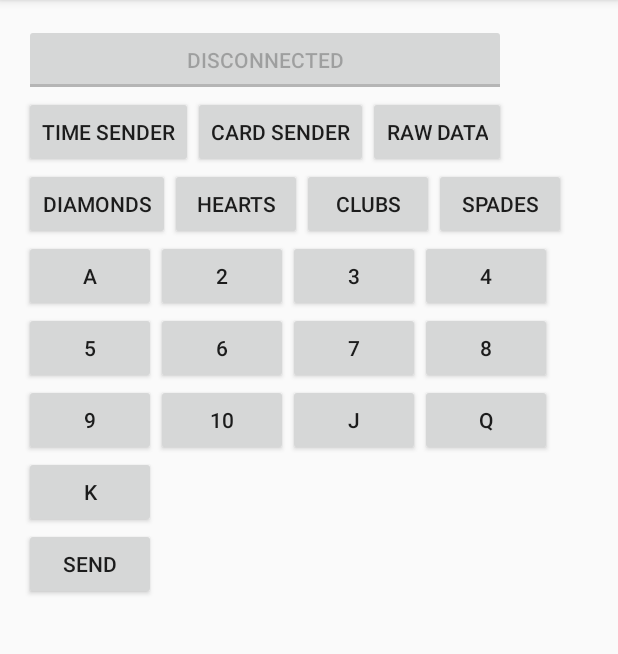
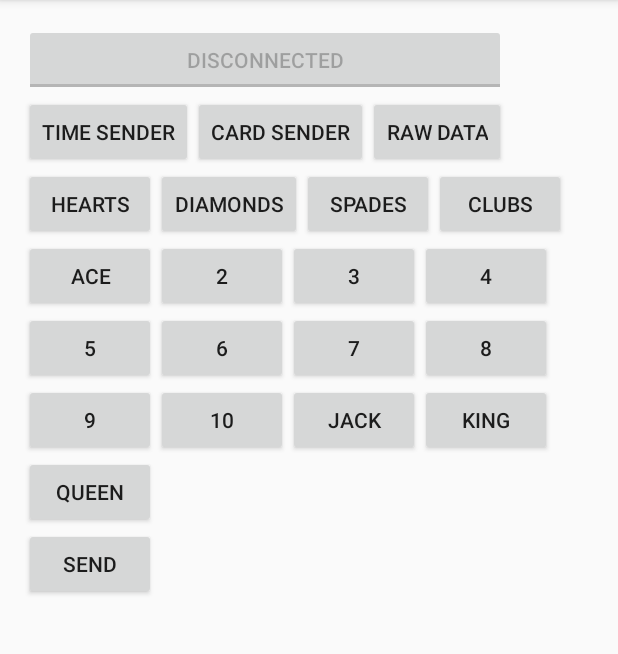
Before and after one commit to GrindhouseWetware/bottlenose, an Android app: the screen it shows after launch (MainActivity), after a tap on "CARD SENDER", on a phone screen of 412 x 824 dp, the part 84-738 px from its top. Run offline under Robolectric (Android 15) with nearby library versions, the light colour scheme and no system bars.

Commit message:
Connect the Android App bluetooth to the bottlenose morse code output, get it in a state where it takes 2 card details & sends to the device Updated manifest info for hardware debugging with Linux

```diff
--- a/Android/BottlenoseSender/app/build.gradle
+++ b/Android/BottlenoseSender/app/build.gradle
@@ -15,6 +15,10 @@ android {
         release {
             minifyEnabled false
             proguardFiles getDefaultProguardFile('proguard-android.txt'), 'proguard-rules.pro'
+            debuggable true
+        }
+        debug {
+            debuggable true
         }
     }
 }
--- a/Android/BottlenoseSender/app/src/main/AndroidManifest.xml
+++ b/Android/BottlenoseSender/app/src/main/AndroidManifest.xml
@@ -6,6 +6,7 @@
         android:allowBackup="true"
         android:icon="@mipmap/ic_launcher"
         android:label="@string/app_name"
+        android:debuggable="true"
         android:theme="@style/AppTheme" >
         <activity
             android:name=".MainActivity"
--- a/Android/BottlenoseSender/app/src/main/java/ghww/bottlenosesender/MainActivity.java
+++ b/Android/BottlenoseSender/app/src/main/java/ghww/bottlenosesender/MainActivity.java
@@ -24,6 +24,7 @@ import android.widget.TextView;
 import android.widget.Toast;
 import android.widget.ToggleButton;
 
+import java.util.ArrayList;
 import java.util.Queue;
 import java.util.Set;
 
@@ -37,6 +38,7 @@ import ghww.wcl.IGrindhouseListener;
 public class MainActivity extends ActionBarActivity {
     private ArrayAdapter<String> mPairedDevicesArrayAdapter;
     private ArrayAdapter<String> mNewDevicesArrayAdapter;
+    private ArrayList <String> passedValuesCollection = new ArrayList<String>();
     IGrindhouseDevice gdal = GrindhouseDeviceFactory.GetDevice(DeviceType.BOTTLENOSE, CommunicationType.BLUETOOTH);
     String _selectedDeviceID = "";
     @Override
@@ -80,13 +82,12 @@ public class MainActivity extends ActionBarActivity {
     public void onButtonClickSendCards(View v){
         LinearLayout layout = (LinearLayout) findViewById(R.id.linearlayout_content);
         layout.removeAllViews();
-        layout.addView(SuitsRow());
-        layout.addView(CardsRow1());
-        layout.addView(CardsRow2());
-        layout.addView(CardsRow3());
-        layout.addView(CardsRow4());
-
-        layout.addView(SendCardRow());
+        SuitsRow(layout);
+        CardsRow1(layout);
+        CardsRow2(layout);
+        CardsRow3(layout);
+        CardsRow4(layout);
+        SendCardRow(layout);
     }
 
     public void onButtonClickSendRaw(View v){
@@ -94,6 +95,35 @@ public class MainActivity extends ActionBarActivity {
         layout.removeAllViews();
         layout.addView(TextToSendRow());
         layout.addView(SendRawRow());
+    }
+
+    //build button
+    public void buildButtons(int buttonSet[], LinearLayout layout) {
+        Button b;
+        LinearLayout row = new LinearLayout(this);
+        row.setLayoutParams(new LinearLayout.LayoutParams(LinearLayout.LayoutParams.FILL_PARENT, LinearLayout.LayoutParams.WRAP_CONTENT));
+        for(int buttonName : buttonSet) {
+            // TODO: anything but this
+            // if we can pass this function a miltidim array with the value and the desired text,
+            // I will sleep much better at night
+            if(ButtonIDs.values()[buttonName].name() == "HEARTS" ||
+               ButtonIDs.values()[buttonName].name() == "CLUBS" ||
+               ButtonIDs.values()[buttonName].name() == "SPADES" ||
+               ButtonIDs.values()[buttonName].name() == "DIAMONDS" ||
+               ButtonIDs.values()[buttonName].name() == "KING" ||
+               ButtonIDs.values()[buttonName].name() == "QUEEN" ||
+               ButtonIDs.values()[buttonName].name() == "JACK" ||
+               ButtonIDs.values()[buttonName].name() == "ACE")
+            {
+                b = GetButton(this,ButtonIDs.values()[buttonName].name(), ButtonIDs.values()[buttonName].ordinal());
+            }else{
+                b = GetButton(this, Integer.toString(ButtonIDs.values()[buttonName].ordinal()), ButtonIDs.values()[buttonName].ordinal());
+            }
+            b.setOnClickListener(suitButtonListener);
+            row.addView(b);
+        }
+        //return row;
+        layout.addView(row);
     }
 
     //PRIVATE
@@ -110,7 +140,7 @@ public class MainActivity extends ActionBarActivity {
     private View StartRow() {
         LinearLayout row = new LinearLayout(this);
         row.setLayoutParams(new LinearLayout.LayoutParams(LinearLayout.LayoutParams.FILL_PARENT, LinearLayout.LayoutParams.WRAP_CONTENT));
-        row.addView(GetButton(this,"Start",ButtonIDs.START_TIME.ordinal()));
+        row.addView(GetButton(this, "Start", ButtonIDs.START_TIME.ordinal()));
         return row;
     }
 
@@ -132,69 +162,65 @@ public class MainActivity extends ActionBarActivity {
         return row;
     }
 
-    private View SendCardRow() {
-        LinearLayout row = new LinearLayout(this);
-        row.setLayoutParams(new LinearLayout.LayoutParams(LinearLayout.LayoutParams.FILL_PARENT, LinearLayout.LayoutParams.WRAP_CONTENT));
-        row.addView(GetButton(this,"Send",ButtonIDs.SEND_CARD.ordinal()));
-        return row;
-    }
-
-    private View SuitsRow() {
-        LinearLayout row = new LinearLayout(this);
-        row.setLayoutParams(new LinearLayout.LayoutParams(LinearLayout.LayoutParams.FILL_PARENT, LinearLayout.LayoutParams.WRAP_CONTENT));
-        row.addView(GetButton(this,"Diamonds",ButtonIDs.DIAMONDS.ordinal()));
-        row.addView(GetButton(this, "Hearts", ButtonIDs.HEARTS.ordinal()));
-        row.addView(GetButton(this, "Clubs", ButtonIDs.CLUBS.ordinal()));
-        row.addView(GetButton(this, "Spades", ButtonIDs.SPADES.ordinal()));
-        return row;
-    }
-
-    private View CardsRow1() {
+    private void SendCardRow(LinearLayout layout) {
         Button b;
         LinearLayout row = new LinearLayout(this);
         row.setLayoutParams(new LinearLayout.LayoutParams(LinearLayout.LayoutParams.FILL_PARENT, LinearLayout.LayoutParams.WRAP_CONTENT));
-        b = GetButton(this, "A", ButtonIDs.ACE.ordinal());
-        b.setOnClickListener(cardButtonListener);
+        b = GetButton(this, "Send", ButtonIDs.SEND_CARD.ordinal());
+        b.setOnClickListener(suitButtonListener);
         row.addView(b);
-        b = GetButton(this, "2", ButtonIDs.TWO.ordinal());
-        b.setOnClickListener(cardButtonListener);
-        row.addView(b);
-        b = GetButton(this, "3", ButtonIDs.THREE.ordinal());
-        b.setOnClickListener(cardButtonListener);
-        row.addView(b);
-        b = GetButton(this, "4", ButtonIDs.FOUR.ordinal());
-        b.setOnClickListener(cardButtonListener);
-        row.addView(b);
-        return row;
+
+        //return row;
+        layout.addView(row);
     }
 
-    private View CardsRow2() {
-        Button b;
-        LinearLayout row = new LinearLayout(this);
-        row.setLayoutParams(new LinearLayout.LayoutParams(LinearLayout.LayoutParams.FILL_PARENT, LinearLayout.LayoutParams.WRAP_CONTENT));
-        row.addView(GetButton(this, "5", ButtonIDs.FIVE.ordinal()));
-        row.addView(GetButton(this, "6", ButtonIDs.SIX.ordinal()));
-        row.addView(GetButton(this, "7", ButtonIDs.SEVEN.ordinal()));
-        row.addView(GetButton(this, "8", ButtonIDs.EIGHT.ordinal()));
-        return row;
+    private void SuitsRow(LinearLayout layout) {
+        int[] suitRowNames = new int[]{
+                ButtonIDs.HEARTS.ordinal(),
+                ButtonIDs.DIAMONDS.ordinal(),
+                ButtonIDs.SPADES.ordinal(),
+                ButtonIDs.CLUBS.ordinal()
+        };
+        buildButtons(suitRowNames, layout);
     }
 
-    private View CardsRow3() {
-        LinearLayout row = new LinearLayout(this);
-        row.setLayoutParams(new LinearLayout.LayoutParams(LinearLayout.LayoutParams.FILL_PARENT, LinearLayout.LayoutParams.WRAP_CONTENT));
-        row.addView(GetButton(this, "9", ButtonIDs.NINE.ordinal()));
-        row.addView(GetButton(this, "10",ButtonIDs.TEN.ordinal()));
-        row.addView(GetButton(this, "J", ButtonIDs.JACK.ordinal()));
-        row.addView(GetButton(this, "Q", ButtonIDs.QUEEN.ordinal()));
-        return row;
+    private void CardsRow1(LinearLayout layout) {
+        int[] cardRowNames = new int[]{
+                ButtonIDs.ACE.ordinal(),
+                ButtonIDs.TWO.ordinal(),
+                ButtonIDs.THREE.ordinal(),
+                ButtonIDs.FOUR.ordinal()
+        };
+        buildButtons(cardRowNames, layout);
     }
 
-    private View CardsRow4() {
-        LinearLayout row = new LinearLayout(this);
-        row.setLayoutParams(new LinearLayout.LayoutParams(LinearLayout.LayoutParams.FILL_PARENT, LinearLayout.LayoutParams.WRAP_CONTENT));
-        row.addView(GetButton(this, "K", ButtonIDs.KING.ordinal()));
-        return row;
+    private void CardsRow2(LinearLayout layout) {
+        int[] cardRowNames = new int[]{
+                ButtonIDs.FIVE.ordinal(),
+                ButtonIDs.SIX.ordinal(),
+                ButtonIDs.SEVEN.ordinal(),
+                ButtonIDs.EIGHT.ordinal()
+        };
+        buildButtons(cardRowNames, layout);
     }
+
+    private void CardsRow3(LinearLayout layout) {
+        int[] cardRowNames = new int[]{
+                ButtonIDs.NINE.ordinal(),
+                ButtonIDs.TEN.ordinal(),
+                ButtonIDs.JACK.ordinal(),
+                ButtonIDs.KING.ordinal()
+        };
+        buildButtons(cardRowNames, layout);
+    }
+
+    private void CardsRow4(LinearLayout layout) {
+        int[] cardRowNames = new int[]{
+                ButtonIDs.QUEEN.ordinal()
+        };
+        buildButtons(cardRowNames, layout);
+    }
+
 
     private Button GetButton(Activity mainActivity, String text, int id) {
         Button btnTag = new Button(mainActivity);
@@ -207,7 +233,6 @@ public class MainActivity extends ActionBarActivity {
     public enum ButtonIDs{
         DEFAULT,
         ACE,
-        ONE,
         TWO,
         THREE,
         FOUR,
@@ -246,8 +271,54 @@ public class MainActivity extends ActionBarActivity {
     };
     //suit buttom
     public void onSuitButton(View v) {
-        Toast.makeText(getApplicationContext(), "SUIT BUTTON", Toast.LENGTH_LONG);
+        //Toast.makeText(getApplicationContext(), "SUIT BUTTON", Toast.LENGTH_LONG).show();
+        Button selectedSuit = (Button) v;
+
+        Toast.makeText(getApplicationContext(), selectedSuit.getText(), Toast.LENGTH_LONG).show();
+        String passedValue = selectedSuit.getText().toString();
+        if(passedValue.length()>2) {
+            passedValue = getCorrectedValue(passedValue);
+        }
+        if(passedValue.length()<2) {
+            passedValue = "0"+passedValue;
+        }
+
+        if(passedValue != "Send"){
+            //Toast.makeText(getApplicationContext(), "Real Value", Toast.LENGTH_LONG).show();
+            passedValuesCollection.add(passedValue);
+        }else if(passedValue == "Send" ){
+            //Toast.makeText(getApplicationContext(), "Sending...", Toast.LENGTH_LONG).show();
+            for(String cardValue : passedValuesCollection){
+                gdal.IssueCustomCommand(cardValue);
+                //Toast.makeText(getApplicationContext(), "SENT! ", Toast.LENGTH_LONG).show();
+            }
+            passedValuesCollection.clear();
+        }
     }
+
+    private String getCorrectedValue(String passedValue) {
+        if(passedValue == "CLUBS"){
+            return "11";
+        }else if(passedValue == "DIAMONDS"){
+            return "22";
+        }else if(passedValue == "HEARTS"){
+            return "33";
+        }else if(passedValue == "SPADES"){
+            return "44";
+        }else if(passedValue == "ACE"){
+            return "01";
+        }else if(passedValue == "JACK"){
+            return "11";
+        }else if(passedValue == "QUEEN"){
+            return "12";
+        }else if(passedValue == "KING"){
+            return "13";
+        }else{
+            return passedValue;
+        }
+
+    }
+
     View.OnClickListener suitButtonListener = new View.OnClickListener() {
         @Override
         public void onClick(View view) {
@@ -368,7 +439,7 @@ public class MainActivity extends ActionBarActivity {
                 mPairedDevicesArrayAdapter.add(device.getName() + "\n" + device.getAddress());
             }
         } else {
-            String noDevices = "No Devices Bitch".toString();
+            String noDevices = "No Devices Available".toString();
             mPairedDevicesArrayAdapter.add(noDevices);
         }
         ListView lv = (ListView)findViewById(R.id.listView);
```
Also changed, not shown: 1 other file.
